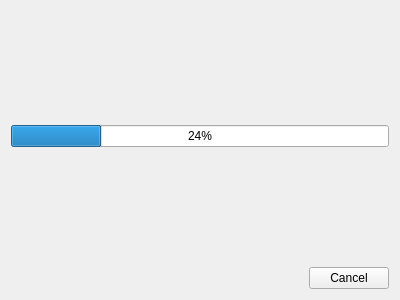
The window that importer/progresspage.ui (KDE/gwenview) describes before a commit, drawn with Qt 5.
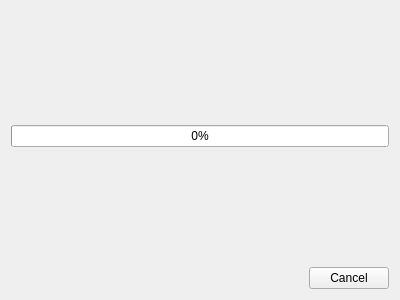
The same window after the commit.

Commit message: Start to implement progresspage

Patch:
```diff
--- a/importer/progresspage.ui
+++ b/importer/progresspage.ui
@@ -27,7 +27,7 @@
    <item>
     <widget class="QProgressBar" name="progressBar">
      <property name="value">
-      <number>24</number>
+      <number>0</number>
      </property>
     </widget>
    </item>
```
Left out of the diff: 4 changed lines with no effect on the pictures. The commit also changes 2 other files.
